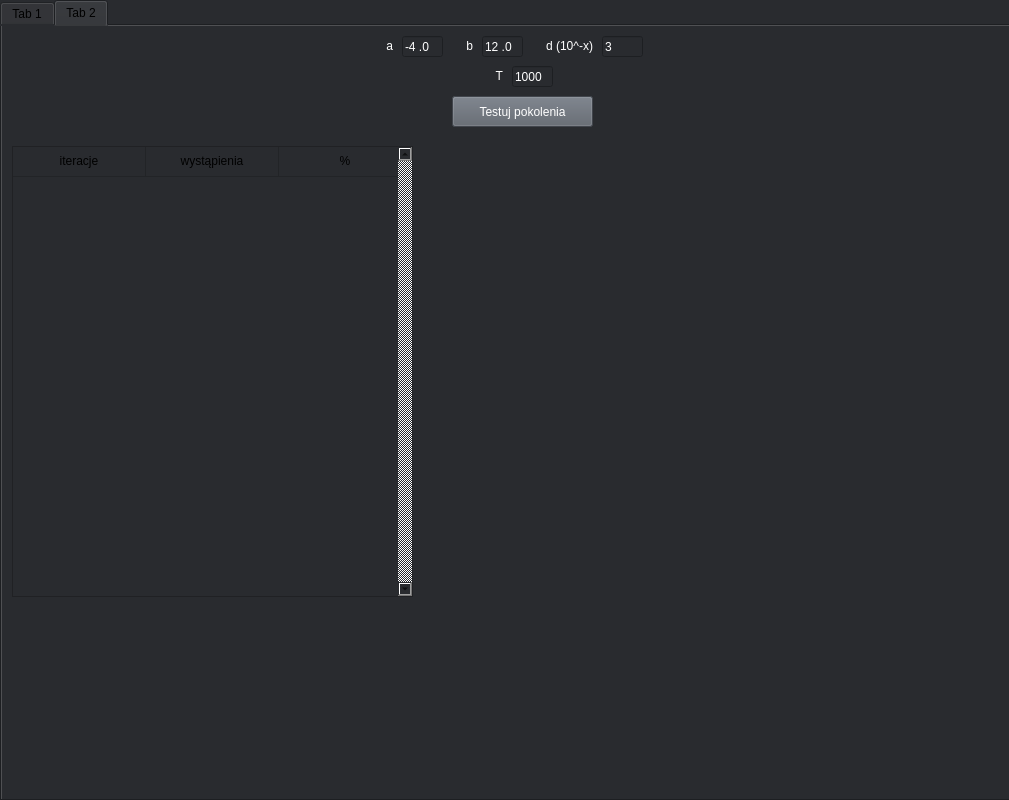
The window that gui.ui (bigboyTaysh/particle-swarm) describes before a commit, drawn with Qt 5.
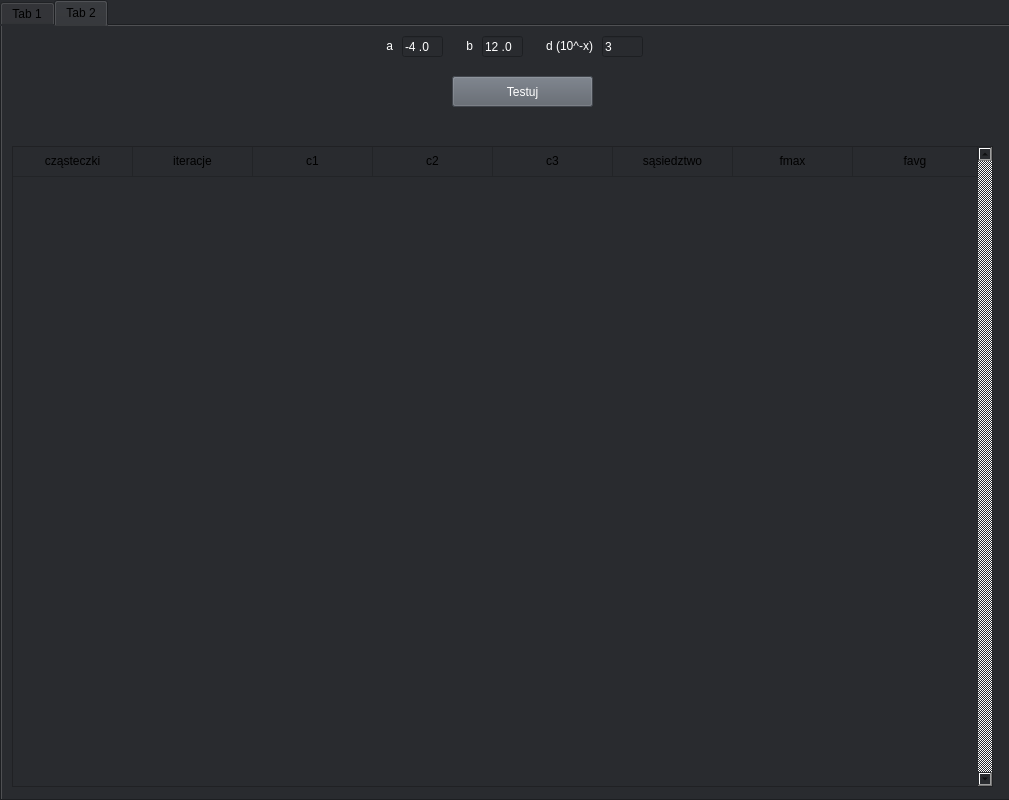
The same window after the commit. The open tabs and pages were chosen to show the change. Custom widgets are drawn as their Qt base class.

Commit message: add velocity clamping factor, tests

Patch:
```diff
--- a/gui.ui
+++ b/gui.ui
@@ -782,50 +782,11 @@
      <attribute name="title">
       <string>Tab 2</string>
      </attribute>
-     <widget class="QLabel" name="label_12">
-      <property name="geometry">
-       <rect>
-        <x>480</x>
-        <y>40</y>
-        <width>21</width>
-        <height>20</height>
-       </rect>
-      </property>
-      <property name="styleSheet">
-       <string notr="true">color: rgb(255, 255, 255);</string>
-      </property>
-      <property name="text">
-       <string>T</string>
-      </property>
-      <property name="alignment">
-       <set>Qt::AlignRight|Qt::AlignTrailing|Qt::AlignVCenter</set>
-      </property>
-     </widget>
-     <widget class="QLineEdit" name="input_generations_test">
-      <property name="geometry">
-       <rect>
-        <x>510</x>
-        <y>40</y>
-        <width>41</width>
-        <height>21</height>
-       </rect>
-      </property>
-      <property name="styleSheet">
-       <string notr="true">
-color: rgb(255, 255, 255);</string>
-      </property>
-      <property name="inputMask">
-       <string>99999</string>
-      </property>
-      <property name="text">
-       <string>1000</string>
-      </property>
-     </widget>
-     <widget class="QPushButton" name="button_test_generations">
+     <widget class="QPushButton" name="button_test">
       <property name="geometry">
        <rect>
         <x>450</x>
-        <y>70</y>
+        <y>50</y>
         <width>141</width>
         <height>31</height>
        </rect>
@@ -859,7 +820,7 @@
 color: white;</string>
       </property>
       <property name="text">
-       <string>Testuj pokolenia</string>
+       <string>Testuj</string>
       </property>
      </widget>
      <widget class="QTableWidget" name="test_table">
@@ -870,8 +831,8 @@
        <rect>
         <x>10</x>
         <y>120</y>
-        <width>401</width>
-        <height>451</height>
+        <width>981</width>
+        <height>641</height>
        </rect>
       </property>
       <property name="font">
@@ -935,7 +896,7 @@
        <number>1</number>
       </property>
       <property name="columnCount">
-       <number>3</number>
+       <number>8</number>
       </property>
       <attribute name="horizontalHeaderVisible">
        <bool>false</bool>
@@ -944,7 +905,7 @@
        <bool>true</bool>
       </attribute>
       <attribute name="horizontalHeaderDefaultSectionSize">
-       <number>133</number>
+       <number>120</number>
       </attribute>
       <attribute name="horizontalHeaderHighlightSections">
        <bool>true</bool>
@@ -956,11 +917,14 @@
        <bool>false</bool>
       </attribute>
       <attribute name="horizontalHeaderStretchLastSection">
-       <bool>false</bool>
+       <bool>true</bool>
       </attribute>
       <attribute name="verticalHeaderVisible">
        <bool>false</bool>
       </attribute>
+      <attribute name="verticalHeaderStretchLastSection">
+       <bool>false</bool>
+      </attribute>
       <row>
        <property name="text">
         <string>New Row</string>
@@ -968,7 +932,7 @@
       </row>
       <column>
        <property name="text">
-        <string notr="true">tau</string>
+        <string notr="true">a</string>
        </property>
        <property name="textAlignment">
         <set>AlignCenter</set>
@@ -992,7 +956,7 @@
       </column>
       <column>
        <property name="text">
-        <string>T</string>
+        <string>b</string>
        </property>
        <property name="textAlignment">
         <set>AlignCenter</set>
@@ -1016,7 +980,7 @@
       </column>
       <column>
        <property name="text">
-        <string>f(x)</string>
+        <string>d</string>
        </property>
        <property name="textAlignment">
         <set>AlignCenter</set>
@@ -1038,7 +1002,40 @@
         </brush>
        </property>
       </column>
+      <column>
+       <property name="text">
+        <string>New Column</string>
+       </property>
+      </column>
+      <column>
+       <property name="text">
+        <string>New Column</string>
+       </property>
+      </column>
+      <column>
+       <property name="text">
+        <string>New Column</string>
+       </property>
+      </column>
+      <column>
+       <property name="text">
+        <string>New Column</string>
+       </property>
+      </column>
+      <column>
+       <property name="text">
+        <string>New Column</string>
+       </property>
+      </column>
       <item row="0" column="0">
+       <property name="text">
+        <string>cząsteczki</string>
+       </property>
+       <property name="textAlignment">
+        <set>AlignCenter</set>
+       </property>
+      </item>
+      <item row="0" column="1">
        <property name="text">
         <string>iteracje</string>
        </property>
@@ -1046,35 +1043,54 @@
         <set>AlignCenter</set>
        </property>
       </item>
-      <item row="0" column="1">
-       <property name="text">
-        <string>wystąpienia</string>
-       </property>
-       <property name="textAlignment">
-        <set>AlignCenter</set>
-       </property>
-      </item>
       <item row="0" column="2">
        <property name="text">
-        <string>%</string>
+        <string>c1</string>
        </property>
        <property name="textAlignment">
         <set>AlignCenter</set>
        </property>
       </item>
-     </widget>
-     <widget class="QChartView" name="widget_test" native="true">
-      <property name="geometry">
-       <rect>
-        <x>420</x>
-        <y>120</y>
-        <width>571</width>
-        <height>451</height>
-       </rect>
-      </property>
-      <property name="styleSheet">
-       <string notr="true">background-color: rgb(41, 43, 47);</string>
-      </property>
+      <item row="0" column="3">
+       <property name="text">
+        <string>c2</string>
+       </property>
+       <property name="textAlignment">
+        <set>AlignCenter</set>
+       </property>
+      </item>
+      <item row="0" column="4">
+       <property name="text">
+        <string>c3</string>
+       </property>
+       <property name="textAlignment">
+        <set>AlignCenter</set>
+       </property>
+      </item>
+      <item row="0" column="5">
+       <property name="text">
+        <string>sąsiedztwo</string>
+       </property>
+       <property name="textAlignment">
+        <set>AlignCenter</set>
+       </property>
+      </item>
+      <item row="0" column="6">
+       <property name="text">
+        <string>fmax</string>
+       </property>
+       <property name="textAlignment">
+        <set>AlignCenter</set>
+       </property>
+      </item>
+      <item row="0" column="7">
+       <property name="text">
+        <string>favg</string>
+       </property>
+       <property name="textAlignment">
+        <set>AlignCenter</set>
+       </property>
+      </item>
      </widget>
      <widget class="QLineEdit" name="input_a_test">
       <property name="geometry">
```
Left out of the diff: 54 changed lines with no effect on the pictures. The commit also changes 3 other files.
